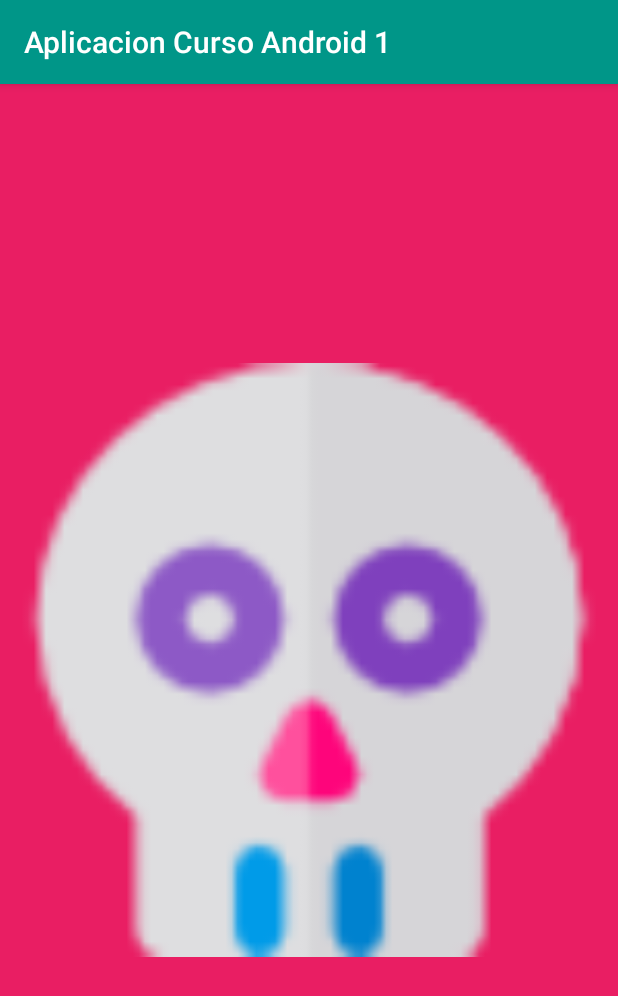
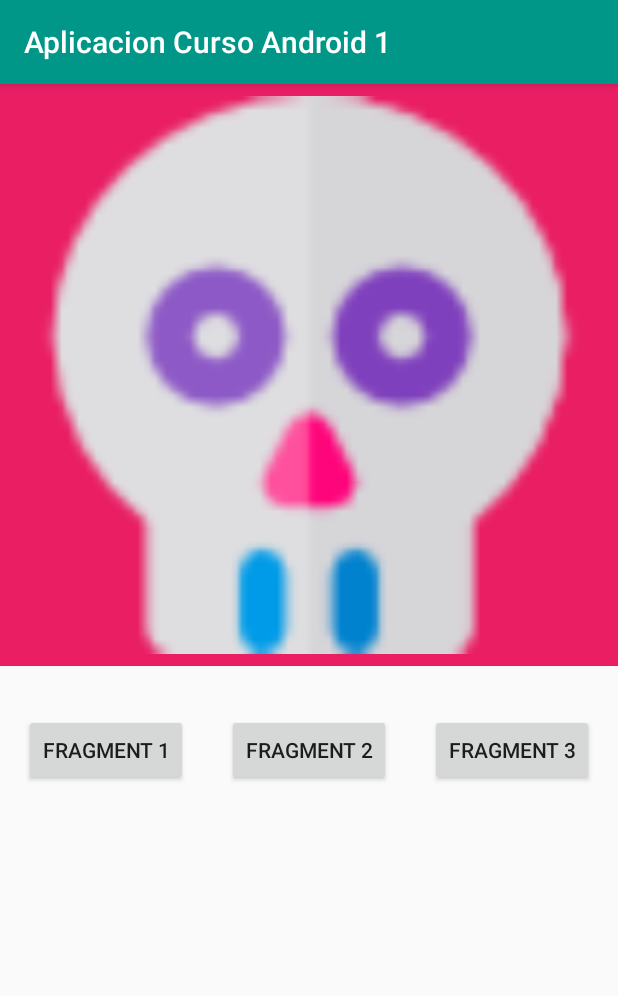
Before and after one commit to alberto-moctezuma/androidcourse, an Android app: the screen it shows after launch (GoodViewPagerActivity), on a phone screen of 412 x 824 dp. Shown: the top 996 px of the screen. Run offline under Robolectric (Android 15) with nearby library versions, the light colour scheme and no system bars; our stand-ins replace ButterKnife; pictures from the network do not load; 1 statement that could not run was skipped.

Commit message:
Botones para cambiar de fragment

```diff
--- a/app/src/main/java/udg/mxc/aplication1/goodviewpager/GoodViewPagerActivity.java
+++ b/app/src/main/java/udg/mxc/aplication1/goodviewpager/GoodViewPagerActivity.java
@@ -3,13 +3,16 @@ package udg.mxc.aplication1.goodviewpager;
 import android.support.v4.view.ViewPager;
 import android.support.v7.app.AppCompatActivity;
 import android.os.Bundle;
+import android.view.View;
 
 import butterknife.BindView;
 import butterknife.ButterKnife;
+import butterknife.OnClick;
 import udg.mxc.aplication1.R;
 import udg.mxc.aplication1.goodviewpager.fragments.FragmentOne;
 import udg.mxc.aplication1.goodviewpager.fragments.FragmentThree;
 import udg.mxc.aplication1.goodviewpager.fragments.FragmentTwo;
+import udg.mxc.aplication1.util.KeysConstants;
 import udg.mxc.aplication1.util.Util;
 
 public class GoodViewPagerActivity extends AppCompatActivity implements ViewPager.OnPageChangeListener {
@@ -52,4 +55,16 @@ public class GoodViewPagerActivity extends AppCompatActivity implements ViewPage
     public void onPageScrollStateChanged(int i) {
         Util.showLog( TAG, "On page scroll: "+i );
     }
+
+    @OnClick( R.id.buttonToFragmentOne ) public void toFragmentOne( View view ){
+        viewPager.setCurrentItem( KeysConstants.FRAGMENT_ONE_VIEW_POSITION );
+    }
+
+    @OnClick( R.id.buttonToFragmentTwo ) public void toFragmentTwo( View view ){
+        viewPager.setCurrentItem( KeysConstants.FRAGMENT_TWO_VIEW_POSITION );
+    }
+
+    @OnClick( R.id.buttonToFragmentThree ) public void toFragmentThree( View view ){
+        viewPager.setCurrentItem( KeysConstants.FRAGMENT_THREE_VIEW_POSITION );
+    }
 }
--- a/app/src/main/java/udg/mxc/aplication1/goodviewpager/fragments/FragmentThree.java
+++ b/app/src/main/java/udg/mxc/aplication1/goodviewpager/fragments/FragmentThree.java
@@ -4,6 +4,7 @@ import android.os.Bundle;
 import android.support.annotation.NonNull;
 import android.support.annotation.Nullable;
 import android.support.v4.app.Fragment;
+import android.support.v4.view.ViewPager;
 import android.view.LayoutInflater;
 import android.view.View;
 import android.view.ViewGroup;
@@ -18,13 +19,16 @@ public class FragmentThree extends Fragment {
 
     public static String TAG = FragmentThree.class.getSimpleName();
 
+    @Override
+    public void onCreate(@Nullable Bundle savedInstanceState) {
+        super.onCreate(savedInstanceState);
+    }
+
     @Nullable
     @Override
     public View onCreateView(@NonNull LayoutInflater inflater, @Nullable ViewGroup container, @Nullable Bundle savedInstanceState) {
         View view = inflater.inflate(R.layout.fragment_three, container, false);
-
         ButterKnife.bind(this, view);
-
         return view;
     }
 
--- a/app/src/main/java/udg/mxc/aplication1/util/KeysConstants.java
+++ b/app/src/main/java/udg/mxc/aplication1/util/KeysConstants.java
@@ -3,4 +3,9 @@ package udg.mxc.aplication1.util;
 public class KeysConstants {
     public static final String FRAGMENT_ARG_FLAG = "FRAGMENT_ARG_FLAG" ;
     public static String PROFILE = "PROFILE";
+
+    public static int FRAGMENT_ONE_VIEW_POSITION = 0;
+    public static int FRAGMENT_TWO_VIEW_POSITION = 1;
+    public static int FRAGMENT_THREE_VIEW_POSITION = 2;
+
 }
--- a/app/src/main/res/layout/activity_good_view_pager.xml
+++ b/app/src/main/res/layout/activity_good_view_pager.xml
@@ -10,10 +10,44 @@
     <android.support.v4.view.ViewPager
         android:id="@+id/viewGoodPager"
         android:layout_width="0dp"
-        android:layout_height="0dp"
-        app:layout_constraintBottom_toBottomOf="parent"
+        android:layout_height="388dp"
         app:layout_constraintEnd_toEndOf="parent"
         app:layout_constraintStart_toStartOf="parent"
         app:layout_constraintTop_toTopOf="parent" />
 
+    <Button
+        android:id="@+id/buttonToFragmentOne"
+        android:layout_width="wrap_content"
+        android:layout_height="wrap_content"
+        android:layout_marginStart="16dp"
+        android:layout_marginTop="32dp"
+        android:text="Fragment 1"
+        app:layout_constraintStart_toStartOf="parent"
+        app:layout_constraintTop_toBottomOf="@+id/viewGoodPager" />
+
+    <Button
+        android:id="@+id/buttonToFragmentTwo"
+        android:layout_width="wrap_content"
+        android:layout_height="wrap_content"
+        android:layout_marginStart="8dp"
+        android:layout_marginTop="32dp"
+        android:layout_marginEnd="8dp"
+        android:layout_marginBottom="8dp"
+        android:text="Fragment 2"
+        app:layout_constraintBottom_toBottomOf="parent"
+        app:layout_constraintEnd_toStartOf="@+id/buttonToFragmentThree"
+        app:layout_constraintStart_toEndOf="@+id/buttonToFragmentOne"
+        app:layout_constraintTop_toBottomOf="@+id/viewGoodPager"
+        app:layout_constraintVertical_bias="0.0" />
+
+    <Button
+        android:id="@+id/buttonToFragmentThree"
+        android:layout_width="wrap_content"
+        android:layout_height="wrap_content"
+        android:layout_marginTop="32dp"
+        android:layout_marginEnd="16dp"
+        android:text="Fragment 3"
+        app:layout_constraintEnd_toEndOf="parent"
+        app:layout_constraintTop_toBottomOf="@+id/viewGoodPager" />
+
 </android.support.constraint.ConstraintLayout>
```
